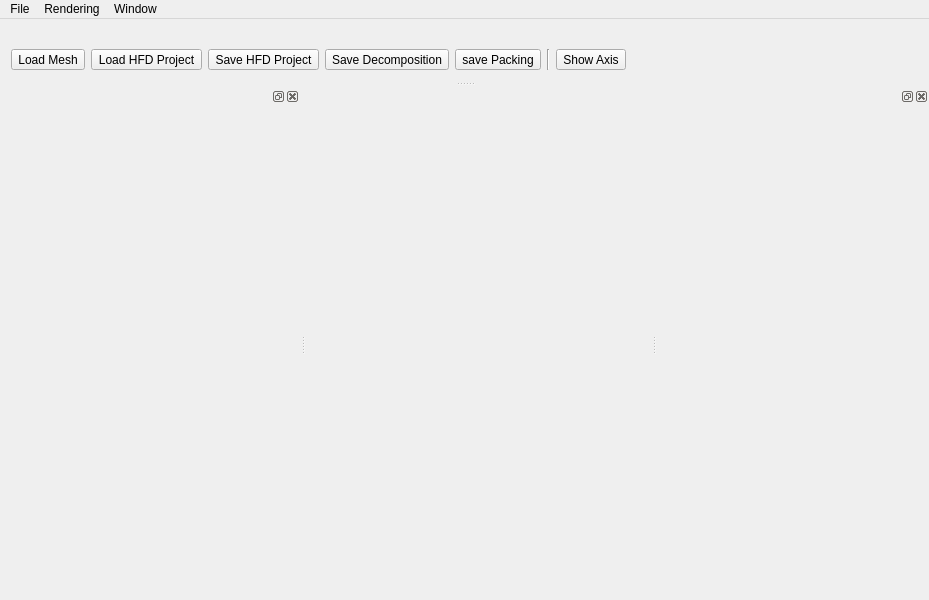
Before: the Qt Designer form gui/hfmainwindow.ui in cg3hci/SplitAndMill, drawn with Qt 5.
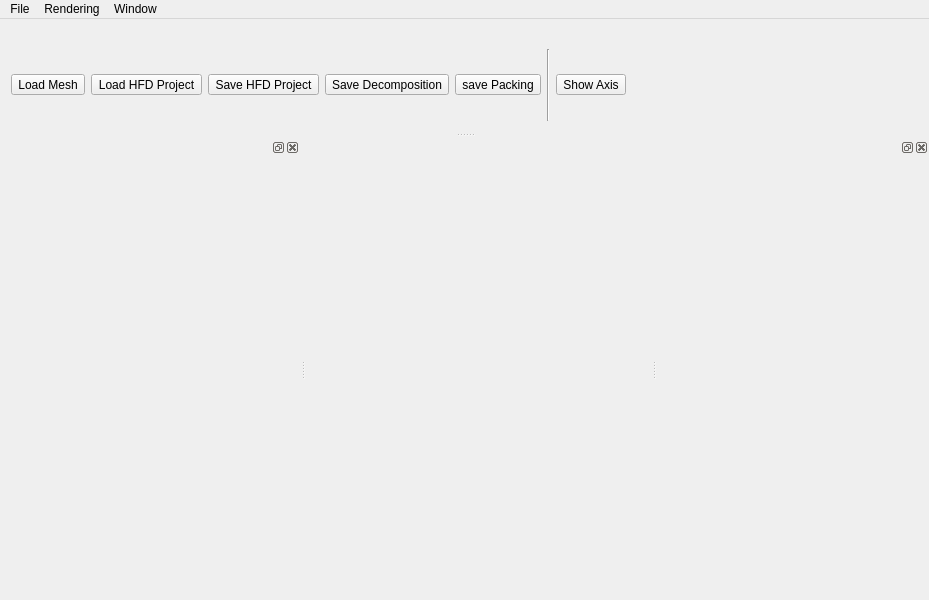
After: the same form once the commit is applied. Icons and pictures are not drawn. Custom widgets are drawn as their Qt base class.

```diff
--- a/gui/hfmainwindow.ui
+++ b/gui/hfmainwindow.ui
@@ -158,7 +158,7 @@
           <x>0</x>
           <y>0</y>
           <width>250</width>
-          <height>448</height>
+          <height>427</height>
          </rect>
         </property>
         <layout class="QVBoxLayout" name="verticalLayout_2"/>
@@ -177,8 +177,8 @@
    </property>
    <property name="minimumSize">
     <size>
-     <width>399</width>
-     <height>50</height>
+     <width>483</width>
+     <height>113</height>
     </size>
    </property>
    <property name="features">
```
Left out of the diff: 18 changed lines with no effect on the pictures.
